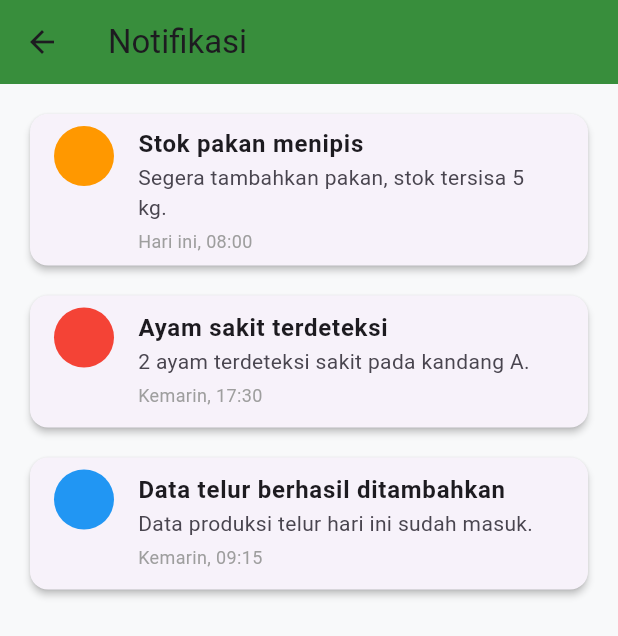
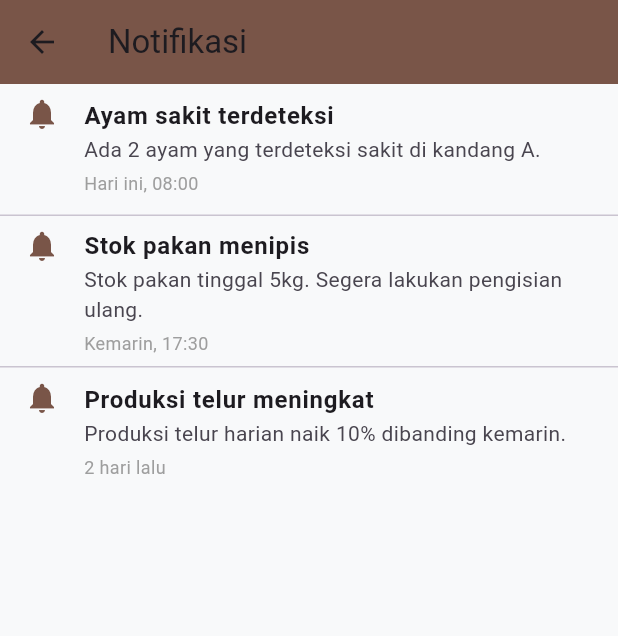
Before and after one commit to CluckDev/Front-End-TernakIn-, a Flutter app: the NotifikasiScreen screen opened by its route, on a phone screen of 412 x 824 dp. Shown: the top 636 px of the screen. Run offline on Flutter 3.47's test engine with Material 3 defaults, Android fonts, the phone set to English and light mode, and no system bars; our stand-ins replace firebase_auth, firebase_core, fl_chart, google_fonts, image_picker; accounts and stored records are empty; network calls fail; statements that could not run were skipped.

Commit message:
fix: merger

```diff
--- a/lib/screens/login.dart
+++ b/lib/screens/login.dart
@@ -89,7 +89,7 @@ class _LoginScreenState extends State<LoginScreen> {
             mainAxisSize: MainAxisSize.min,
             children: [
               Image.asset(
-                'assets/images/logo.jpg',
+                'assets/images/logo.png',
                 height: 250,
               ),
               const SizedBox(height: 40),
@@ -177,7 +177,7 @@ class _LoginScreenState extends State<LoginScreen> {
                 child: OutlinedButton.icon(
                   onPressed: isLoading ? null : _loginWithGoogle,
                   icon: Image.asset(
-                    'assets/images/google.jpg',
+                    'assets/images/google.png',
                     height: 20,
                     width: 20,
                   ),
--- a/lib/screens/notifikasi_screen.dart
+++ b/lib/screens/notifikasi_screen.dart
@@ -3,73 +3,41 @@ import 'package:flutter/material.dart';
 class NotifikasiScreen extends StatelessWidget {
   const NotifikasiScreen({super.key});
 
-  IconData _getIcon(String? judul) {
-    if (judul == null) return Icons.notifications;
-    if (judul.toLowerCase().contains('pakan')) return Icons.rice_bowl;
-    if (judul.toLowerCase().contains('sakit')) return Icons.warning_amber_rounded;
-    if (judul.toLowerCase().contains('telur')) return Icons.egg;
-    return Icons.notifications;
-  }
-
-  Color _getIconColor(String? judul) {
-    if (judul == null) return Colors.green;
-    if (judul.toLowerCase().contains('pakan')) return Colors.orange;
-    if (judul.toLowerCase().contains('sakit')) return Colors.red;
-    if (judul.toLowerCase().contains('telur')) return Colors.blue;
-    return Colors.green;
-  }
-
   @override
   Widget build(BuildContext context) {
+    // Contoh data notifikasi dummy
     final List<Map<String, String>> notifikasiList = [
       {
-        'judul': 'Stok pakan menipis',
-        'isi': 'Segera tambahkan pakan, stok tersisa 5 kg.',
-        'waktu': 'Hari ini, 08:00'
+        'judul': 'Ayam sakit terdeteksi',
+        'waktu': 'Hari ini, 08:00',
+        'isi': 'Ada 2 ayam yang terdeteksi sakit di kandang A.'
       },
       {
-        'judul': 'Ayam sakit terdeteksi',
-        'isi': '2 ayam terdeteksi sakit pada kandang A.',
-        'waktu': 'Kemarin, 17:30'
+        'judul': 'Stok pakan menipis',
+        'waktu': 'Kemarin, 17:30',
+        'isi': 'Stok pakan tinggal 5kg. Segera lakukan pengisian ulang.'
       },
       {
-        'judul': 'Data telur berhasil ditambahkan',
-        'isi': 'Data produksi telur hari ini sudah masuk.',
-        'waktu': 'Kemarin, 09:15'
+        'judul': 'Produksi telur meningkat',
+        'waktu': '2 hari lalu',
+        'isi': 'Produksi telur harian naik 10% dibanding kemarin.'
       },
     ];
 
     return Scaffold(
       appBar: AppBar(
         title: const Text('Notifikasi'),
-        backgroundColor: Colors.green[700],
+        backgroundColor: Colors.brown,
       ),
       body: notifikasiList.isEmpty
-          ? const Center(
-              child: Text(
-                'Belum ada notifikasi.',
-                style: TextStyle(fontSize: 18),
-              ),
-            )
+          ? const Center(child: Text('Belum ada notifikasi.'))
           : ListView.separated(
-              padding: const EdgeInsets.all(16),
               itemCount: notifikasiList.length,
-              separatorBuilder: (context, index) => const SizedBox(height: 12),
+              separatorBuilder: (_, __) => const Divider(height: 0),
               itemBuilder: (context, index) {
                 final notif = notifikasiList[index];
-                return Card(
-                  elevation: 2,
-                  shape: RoundedRectangleBorder(
-                    borderRadius: BorderRadius.circular(12),
-                  ),
-                  child: ListTile(
-                   leading: CircleAvatar(
-                      backgroundColor: _getIconColor(notif['judul']).withValues(alpha: 0.15 * 255),
-                      child: Icon(
-                        _getIcon(notif['judul']),
-                        color: _getIconColor(notif['judul']),
-                      ),
-                    ),
+                return ListTile(
+                  leading: const Icon(Icons.notifications, color: Colors.brown),
                   title: Text(
                     notif['judul'] ?? '',
                     style: const TextStyle(fontWeight: FontWeight.bold),
@@ -86,7 +54,6 @@ class NotifikasiScreen extends StatelessWidget {
                     ],
                   ),
                   isThreeLine: true,
-                  ),
                 );
               },
             ),
--- a/lib/screens/register.dart
+++ b/lib/screens/register.dart
@@ -85,7 +85,7 @@ class _RegisterScreenState extends State<RegisterScreen> {
             crossAxisAlignment: CrossAxisAlignment.stretch,
             children: [
               Image.asset(
-                'assets/images/logo.jpg',
+                'assets/images/logo.png',
                 height: 150,
               ),
               const SizedBox(height: 24),
```
Also changed, not shown: lib/screens/dashboard.dart (+5 -5 lines), lib/splash_screen.dart (added, +26 -0 lines), pubspec.yaml (+14 -5 lines), assets/images/cipaaa.png (added), assets/images/google.png (renamed from assets/images/google.jpg), assets/images/logo.jpg (deleted), assets/images/logo.png (added), pubspec.lock. Lines whose indentation alone changed are shown as unchanged.
